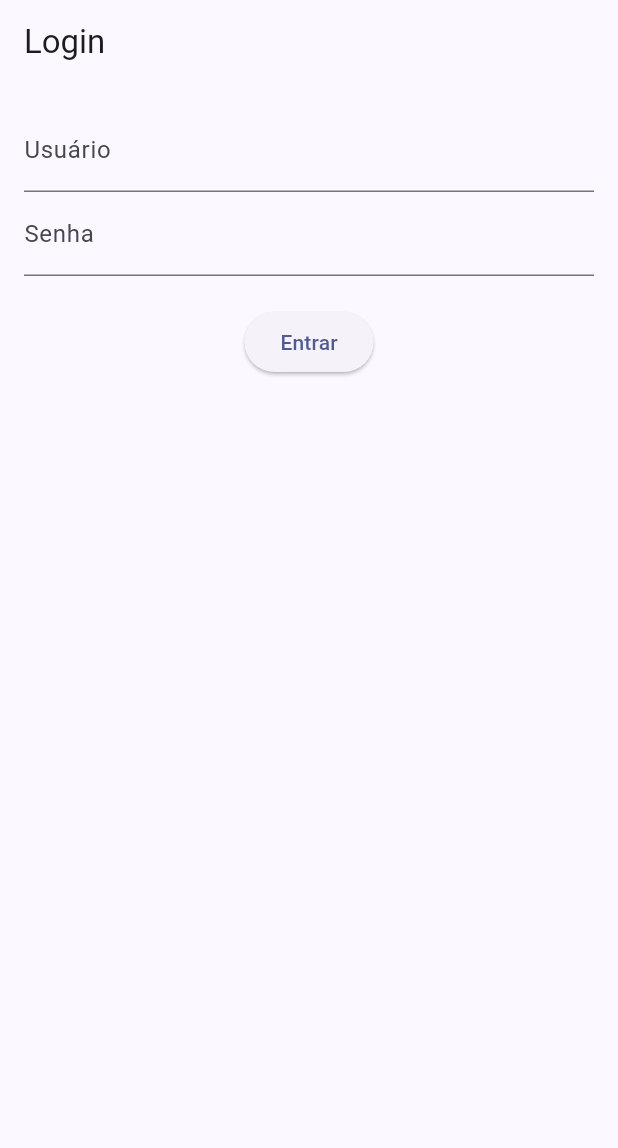
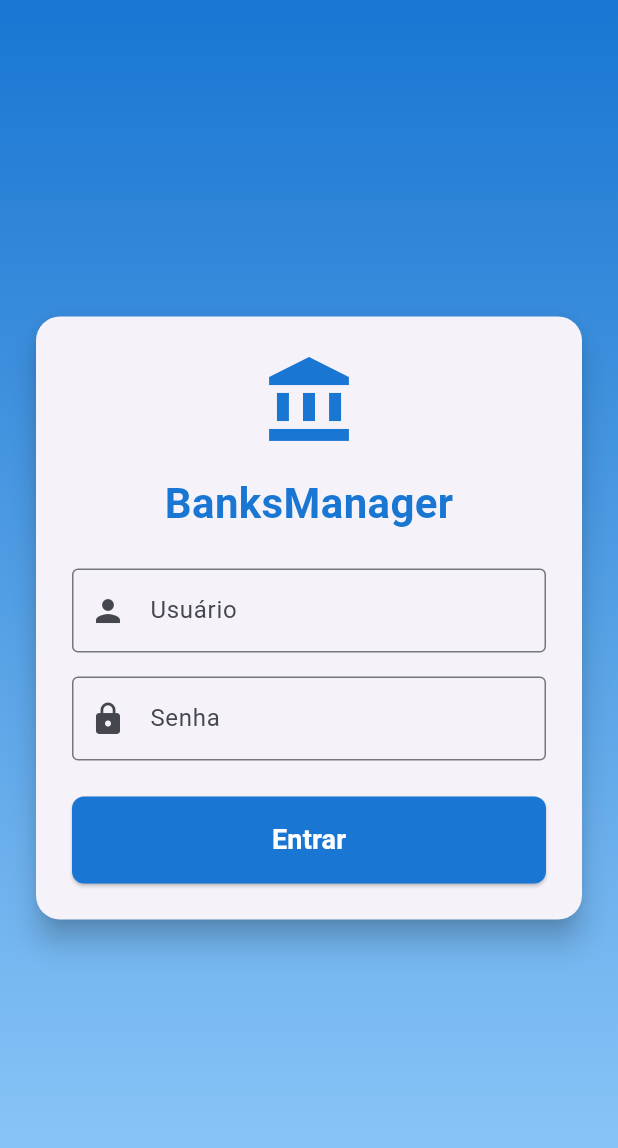
Before and after one commit to igorgmassi/banksmanager, a Flutter app: the screen it shows after launch, on a phone screen of 412 x 824 dp. Shown: the top 1148 px of the screen. Run offline on Flutter 3.47's test engine with Material 3 defaults, Android fonts, the phone set to English and light mode, and no system bars.

Commit message:
Refatorando a tela de login para StatefulWidget e melhorando o design

```diff
--- a/banksmanager_app/lib/screens/login_screen.dart
+++ b/banksmanager_app/lib/screens/login_screen.dart
@@ -1,52 +1,122 @@
 import 'package:flutter/material.dart';
 import 'package:banksamanager_app/services/auth_service.dart';
 
+class LoginScreen extends StatefulWidget {
+  const LoginScreen({super.key});
 
-class LoginScreen extends StatelessWidget {
+  @override
+  State<LoginScreen> createState() => _LoginScreenState();
+}
+
+class _LoginScreenState extends State<LoginScreen> {
   final TextEditingController usernameController = TextEditingController();
   final TextEditingController passwordController = TextEditingController();
 
-  LoginScreen({super.key});
+  @override
+  void dispose() {
+    usernameController.dispose();
+    passwordController.dispose();
+    super.dispose();
+  }
 
   @override
   Widget build(BuildContext context) {
-
-
     return Scaffold(
-      appBar: AppBar(title: Text('Login')),
-      body: Padding(
-        padding: const EdgeInsets.all(16),
+      body: Container(
+        decoration: BoxDecoration(
+          gradient: LinearGradient(
+            colors: [Colors.blue.shade700, Colors.blue.shade200],
+            begin: Alignment.topCenter,
+            end: Alignment.bottomCenter,
+          ),
+        ),
+        child: Center(
+          child: SingleChildScrollView(
+            child: Card(
+              elevation: 8,
+              shape: RoundedRectangleBorder(
+                borderRadius: BorderRadius.circular(16),
+              ),
+              margin: const EdgeInsets.symmetric(horizontal: 24),
+              child: Padding(
+                padding: const EdgeInsets.all(24),
                 child: Column(
+                  mainAxisSize: MainAxisSize.min,
                   children: [
+                    Icon(
+                      Icons.account_balance,
+                      size: 64,
+                      color: Colors.blue.shade700,
+                    ),
+                    SizedBox(height: 16),
+                    Text(
+                      'BanksManager',
+                      style: TextStyle(
+                        fontSize: 28,
+                        fontWeight: FontWeight.bold,
+                        color: Colors.blue.shade700,
+                      ),
+                    ),
+                    SizedBox(height: 24),
                     TextField(
                       controller: usernameController,
-              decoration: InputDecoration(labelText: 'Usuário'),
+                      decoration: InputDecoration(
+                        labelText: 'Usuário',
+                        prefixIcon: Icon(Icons.person),
+                        border: OutlineInputBorder(),
                       ),
+                    ),
+                    SizedBox(height: 16),
                     TextField(
                       controller: passwordController,
-              decoration: InputDecoration(labelText: 'Senha'),
+                      decoration: InputDecoration(
+                        labelText: 'Senha',
+                        prefixIcon: Icon(Icons.lock),
+                        border: OutlineInputBorder(),
+                      ),
                       obscureText: true,
                     ),
-            SizedBox(height: 20),
-            ElevatedButton(
+                    SizedBox(height: 24),
+                    SizedBox(
+                      width: double.infinity,
+                      child: ElevatedButton(
+                        style: ElevatedButton.styleFrom(
+                          padding: EdgeInsets.symmetric(vertical: 16),
+                          shape: RoundedRectangleBorder(
+                            borderRadius: BorderRadius.circular(8),
+                          ),
+                          backgroundColor: Colors.blue.shade700,
+                        ),
                         onPressed: () async {
                           try {
-                  final result = await AuthService.login(
+                            await AuthService.login(
                               usernameController.text,
                               passwordController.text,
                             );
-
+                            if (!mounted) return;
                             Navigator.pushReplacementNamed(context, '/home');
                           } catch (e) {
-
+                            if (!mounted) return;
                             ScaffoldMessenger.of(context).showSnackBar(
                               SnackBar(content: Text(e.toString())),
                             );
                           }
                         },
-              child: Text('Entrar'),
+                        child: Text(
+                          'Entrar',
+                          style: TextStyle(
+                            fontSize: 18,
+                            fontWeight: FontWeight.bold,
+                            color: Colors.white,
+                          ),
+                        ),
+                      ),
                     ),
                   ],
+                ),
+              ),
+            ),
+          ),
         ),
       ),
     );
```
Also changed, not shown: 1 other file. Lines whose indentation alone changed are shown as unchanged.
